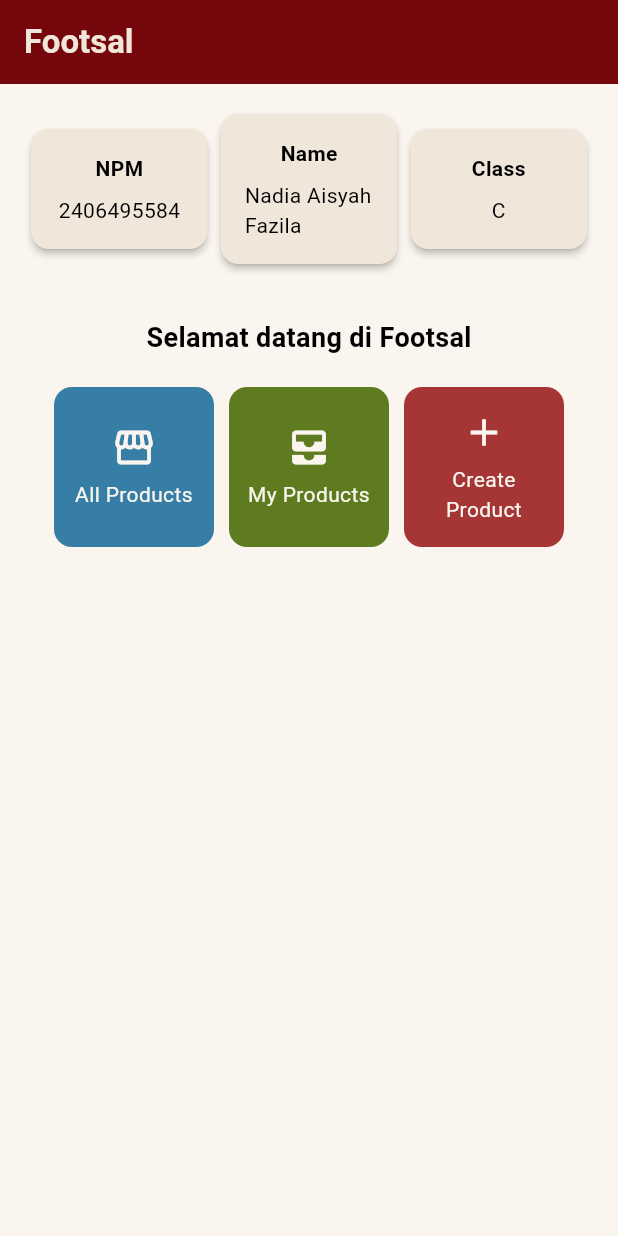
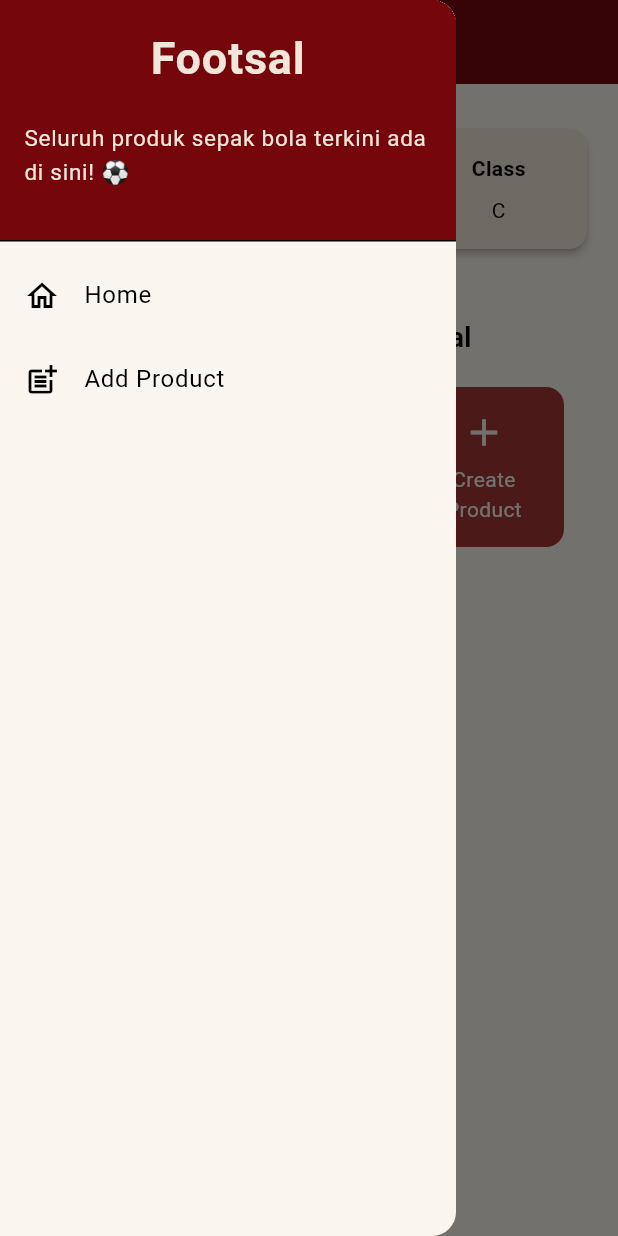
Before and after one commit to applepiesss/footsal-mobile, a Flutter app: the screen it shows after launch, with the side drawer open (before the commit the screen has no drawer), on a phone screen of 412 x 824 dp. Run offline on Flutter 3.47's test engine with Material 3 defaults, Android fonts, the phone set to English and light mode, and no system bars.

Commit message:
Completed code for TI8

```diff
--- a/lib/colors.dart
+++ b/lib/colors.dart
@@ -6,7 +6,7 @@ const Color dustyRed = Color(0xFFa63636);
 const Color olive = Color(0xFF4f6815);
 const Color moss = Color(0xFF5f7b1f);
 const Color beige = Color(0xFFcbb4ab);
-const Color oat = Color(0xFFf0e6da);
-const Color pearl = Color(0xFFfaf6ef);
+const Color oat = Color(0xFFf0e6da); // text
+const Color pearl = Color(0xFFfaf6ef); // background
 const Color sapphire = Color(0xFF074D75);
 const Color slate = Color(0xFF367EA6);
--- a/lib/main.dart
+++ b/lib/main.dart
@@ -1,5 +1,5 @@
 import 'package:flutter/material.dart';
-import 'package:footsal_mobile/menu.dart';
+import 'package:footsal_mobile/screens/menu.dart';
 import 'package:footsal_mobile/colors.dart';
 
 void main() {
--- a/lib/menu.dart
+++ b/lib/screens/menu.dart
@@ -1,5 +1,7 @@
 import 'package:flutter/material.dart';
 import 'package:footsal_mobile/colors.dart';
+import 'package:footsal_mobile/widgets/left_drawer.dart';
+import 'package:footsal_mobile/widgets/product_card.dart';
 
 class MyHomePage extends StatelessWidget {
   MyHomePage({super.key});
@@ -32,6 +34,7 @@ class MyHomePage extends StatelessWidget {
         // Warna latar belakang AppBar diambil dari skema warna tema aplikasi.
         backgroundColor: Theme.of(context).colorScheme.primary,
       ),
+      drawer: LeftDrawer(),
       // Body halaman dengan padding di sekelilingnya.
       body: Padding(
         padding: const EdgeInsets.all(16.0),
@@ -135,52 +138,3 @@ class ItemHomepage {
 
   ItemHomepage(this.name, this.icon, this.color);
 }
-
-class ItemCard extends StatelessWidget {
-  // Menampilkan kartu dengan ikon dan nama.
-
-  final ItemHomepage item;
-
-  const ItemCard(this.item, {super.key});
-
-  @override
-  Widget build(BuildContext context) {
-    return Material(
-      // Menentukan warna latar belakang dari tema aplikasi.
-      color: item.color,
-      // Membuat sudut kartu melengkung.
-      borderRadius: BorderRadius.circular(12),
-
-      child: InkWell(
-        // Aksi ketika kartu ditekan.
-        onTap: () {
-          // Menampilkan pesan SnackBar saat kartu ditekan.
-          ScaffoldMessenger.of(context)
-            ..hideCurrentSnackBar()
-            ..showSnackBar(
-              SnackBar(content: Text("Kamu telah menekan tombol ${item.name}")),
-            );
-        },
-        // Container untuk menyimpan Icon dan Text
-        child: Container(
-          padding: const EdgeInsets.all(8),
-          child: Center(
-            child: Column(
-              // Menyusun ikon dan teks di tengah kartu.
-              mainAxisAlignment: MainAxisAlignment.center,
-              children: [
-                Icon(item.icon, color: pearl, size: 30.0),
-                const Padding(padding: EdgeInsets.all(3)),
-                Text(
-                  item.name,
-                  textAlign: TextAlign.center,
-                  style: const TextStyle(color: pearl),
-                ),
-              ],
-            ),
-          ),
-        ),
-      ),
-    );
-  }
-}
--- /dev/null
+++ b/lib/widgets/left_drawer.dart
@@ -0,0 +1,73 @@
+import 'package:flutter/material.dart';
+import 'package:footsal_mobile/screens/menu.dart';
+import 'package:footsal_mobile/colors.dart';
+import 'package:footsal_mobile/screens/productlist_form.dart';
+
+class LeftDrawer extends StatelessWidget {
+  const LeftDrawer({super.key});
+
+  @override
+  Widget build(BuildContext context) {
+    return Drawer(
+      backgroundColor: pearl,
+      child: ListView(
+        children: [
+          // Bagian Drawer Header
+          const DrawerHeader(
+            decoration: BoxDecoration(color: cherry),
+            child: Column(
+              children: [
+                Text(
+                  'Footsal',
+                  textAlign: TextAlign.center,
+                  style: TextStyle(
+                    fontSize: 30,
+                    fontWeight: FontWeight.bold,
+                    color: oat,
+                  ),
+                ),
+                Padding(padding: EdgeInsets.all(10)),
+                Text(
+                  "Seluruh produk sepak bola terkini ada di sini! ⚽️",
+                  // Tambahkan gaya teks dengan center alignment, font ukuran 15, warna oat, dan weight biasa
+                  style: TextStyle(
+                    fontSize: 15,
+                    fontWeight: FontWeight.normal,
+                    color: oat,
+                  ),
+                ),
+              ],
+            ),
+          ),
+          // Bagian routing
+          ListTile(
+            leading: const Icon(Icons.home_outlined),
+            title: const Text('Home'),
+            // Bagian redirection ke MyHomePage
+            onTap: () {
+              Navigator.pushReplacement(
+                context,
+                MaterialPageRoute(builder: (context) => MyHomePage()),
+              );
+            },
+          ),
+          ListTile(
+            leading: const Icon(Icons.post_add),
+            title: const Text('Add Product'),
+            // Bagian redirection ke ProductFormPage
+            onTap: () {
+              /*
+              Buatlah routing ke ProductFormPage di sini,
+              setelah halaman ProductFormPage sudah dibuat.
+              */
+              Navigator.pushReplacement(
+                context,
+                MaterialPageRoute(builder: (context) => ProductFormPage()),
+              );
+            },
+          ),
+        ],
+      ),
+    );
+  }
+}
--- /dev/null
+++ b/lib/widgets/product_card.dart
@@ -0,0 +1,61 @@
+import 'package:flutter/material.dart';
+import 'package:footsal_mobile/colors.dart';
+import 'package:footsal_mobile/screens/menu.dart';
+import 'package:footsal_mobile/screens/productlist_form.dart';
+
+class ItemCard extends StatelessWidget {
+  // Menampilkan kartu dengan ikon dan nama.
+
+  final ItemHomepage item;
+
+  const ItemCard(this.item, {super.key});
+
+  @override
+  Widget build(BuildContext context) {
+    return Material(
+      // Menentukan warna latar belakang dari tema aplikasi.
+      color: item.color,
+      // Membuat sudut kartu melengkung.
+      borderRadius: BorderRadius.circular(12),
+
+      child: InkWell(
+        // Aksi ketika kartu ditekan.
+        onTap: () {
+          // Menampilkan pesan SnackBar saat kartu ditekan.
+          ScaffoldMessenger.of(context)
+            ..hideCurrentSnackBar()
+            ..showSnackBar(
+              SnackBar(content: Text("Kamu telah menekan tombol ${item.name}")),
+            );
+          // Navigate ke route yang sesuai (tergantung jenis tombol)
+          if (item.name == "Add Product") {
+            // Gunakan Navigator.push untuk melakukan navigasi ke MaterialPageRoute yang mencakup ProductFormPage.
+            Navigator.push(
+              context,
+              MaterialPageRoute(builder: (context) => const ProductFormPage()),
+            );
+          }
+        },
+        // Container untuk menyimpan Icon dan Text
+        child: Container(
+          padding: const EdgeInsets.all(8),
+          child: Center(
+            child: Column(
+              // Menyusun ikon dan teks di tengah kartu.
+              mainAxisAlignment: MainAxisAlignment.center,
+              children: [
+                Icon(item.icon, color: pearl, size: 30.0),
+                const Padding(padding: EdgeInsets.all(3)),
+                Text(
+                  item.name,
+                  textAlign: TextAlign.center,
+                  style: const TextStyle(color: pearl),
+                ),
+              ],
+            ),
+          ),
+        ),
+      ),
+    );
+  }
+}
```
Also changed, not shown: lib/screens/productlist_form.dart (added, +332 -0 lines), 1 other file.
